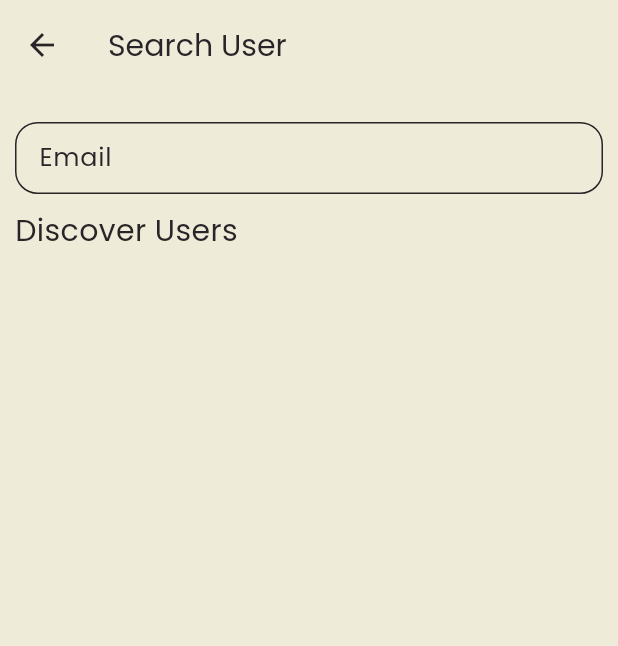
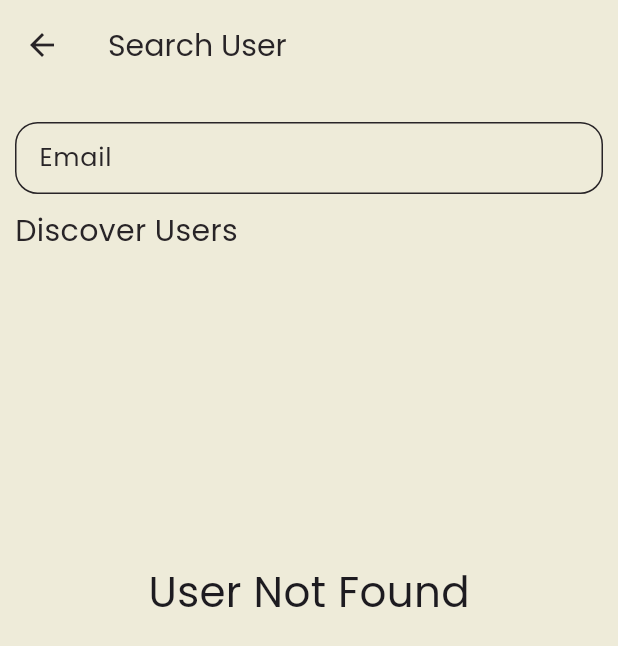
Before and after one commit to kunalchavda63/rt_chat, a Flutter app: the SearchUsers screen opened by its route, on a phone screen of 412 x 824 dp. Shown: the top 646 px of the screen. Run offline on Flutter 3.47's test engine with Material 3 defaults, Android fonts, the phone set to English and light mode, and no system bars; our stand-ins replace cached_network_image, cloud_firestore, firebase_auth, firebase_core, flutter_riverpod, flutter_screenutil and 12 more; accounts and stored records are empty; generated files the repository leaves out were written again.

Commit message:
-- Add Skelenizer Package using in search user screen -- Resolving custom chat card displayed proper

```diff
--- a/lib/core/app_ui/src/widgets/custom_widgets.dart
+++ b/lib/core/app_ui/src/widgets/custom_widgets.dart
@@ -59,6 +59,8 @@ class CustomWidgets {
     double? w,
     Widget? child,
     EdgeInsets? padding,
+    EdgeInsets? margin,
+    BoxConstraints? constraints,
     BorderRadius? borderRadius,
     Border? border,
     BoxShape? boxShape,
@@ -69,10 +71,13 @@ class CustomWidgets {
     BlendMode? blendMode,
     Clip? clip,
     String? path,
+
   }) {
     return CustomContainer(
       h: h,
       w: w,
+      margin: margin,
+      constraints: constraints,
       color: color,
       padding: padding,
       border: border,
--- a/lib/core/app_ui/src/widgets/src/custom_container.dart
+++ b/lib/core/app_ui/src/widgets/src/custom_container.dart
@@ -5,6 +5,8 @@ class CustomContainer extends StatelessWidget {
   final double? w;
   final Widget? child;
   final EdgeInsets? padding;
+  final EdgeInsets? margin;
+  final BoxConstraints? constraints;
   final BorderRadius? borderRadius;
   final Border? border;
   final VoidCallback? onTap;
@@ -15,6 +17,7 @@ class CustomContainer extends StatelessWidget {
   final BlendMode? blendMode;
   final Clip? clipBehaviour;
   final String? path;
+
 
   const CustomContainer({
     super.key,
@@ -32,6 +35,8 @@ class CustomContainer extends StatelessWidget {
     this.blendMode,
     this.clipBehaviour,
     this.path,
+    this.constraints,
+    this.margin
   });
 
   @override
@@ -43,6 +48,8 @@ class CustomContainer extends StatelessWidget {
         width: w,
         alignment: alignment,
         padding: padding,
+        margin: margin,
+        constraints: constraints,
         decoration: BoxDecoration(
           backgroundBlendMode: blendMode,
           image:
--- a/lib/core/services/navigation/src/app_router.dart
+++ b/lib/core/services/navigation/src/app_router.dart
@@ -3,7 +3,6 @@
 
 
 
-import 'package:firebase_auth/firebase_auth.dart';
 import 'package:rt_chat/core/models/src/user_model/user_model.dart';
 import 'package:rt_chat/features/screens/chat_room/chat_room_screen.dart';
 
--- a/lib/features/screens/search_users.dart
+++ b/lib/features/screens/search_users.dart
@@ -1,7 +1,9 @@
+import 'package:flutter/material.dart';
 import 'package:flutter_riverpod/flutter_riverpod.dart';
 import 'package:rt_chat/core/services/navigation/router.dart';
 import 'package:rt_chat/core/utilities/utils.dart';
 import 'package:rt_chat/features/screens/provider/provider.dart';
+import 'package:skeletonizer/skeletonizer.dart';
 
 class SearchUsers extends ConsumerStatefulWidget {
   const SearchUsers({super.key});
@@ -13,42 +15,39 @@ class SearchUsers extends ConsumerStatefulWidget {
 class _SearchUsersState extends ConsumerState<SearchUsers> {
   late Size size;
   late ThemeData theme;
+
+  final TextEditingController _searchController = TextEditingController();
+  final FocusNode _searchFocus = FocusNode();
+
+  final style = BaseStyle.s17w400
+      .c(AppColors.hex2824)
+      .family(FontFamily.poppins)
+      .line(0.9);
+
   @override
   void initState() {
     super.initState();
 
-    // Initial fetch
     Future.microtask(() {
       ref.read(searchUserProvider.notifier).fetchAllUsers();
     });
 
-    // Search input listener
     _searchController.addListener(() {
       final query = _searchController.text.trim();
-
       if (query.isEmpty) {
-        // 👇 Fetch all users if input is empty
         ref.read(searchUserProvider.notifier).fetchAllUsers();
       } else {
-        // 👇 Search users
         ref.read(searchUserProvider.notifier).searchUsers(query);
       }
     });
   }
+
   @override
   void didChangeDependencies() {
     super.didChangeDependencies();
     theme = Theme.of(context);
     size = MediaQuery.of(context).size;
-
   }
-
-  final TextEditingController _searchController = TextEditingController();
-  final FocusNode _searchFocus = FocusNode();
-  final style = BaseStyle.s17w400
-      .c(AppColors.hex2824)
-      .family(FontFamily.poppins)
-      .line(0.9);
 
   @override
   Widget build(BuildContext context) {
@@ -70,7 +69,7 @@ class _SearchUsersState extends ConsumerState<SearchUsers> {
               textAlign: TextAlign.left,
               style: BaseStyle.s20w400.c(theme.primaryColor),
             ),
-            Spacer(),
+            const Spacer(),
           ],
         ),
       ),
@@ -87,8 +86,8 @@ class _SearchUsersState extends ConsumerState<SearchUsers> {
             label: AppStrings.email,
             style: style.c(theme.primaryColor),
             labelStyle: style.c(theme.primaryColor),
-            border: OutlinedInputBorder(
-              borderSide: BorderSide(color:theme.primaryColor),
+            border: OutlineInputBorder(
+              borderSide: BorderSide(color: theme.primaryColor),
               borderRadius: BorderRadius.circular(15),
             ),
           ).padH(10).padBottom(10.r).padTop(21.r),
@@ -97,36 +96,96 @@ class _SearchUsersState extends ConsumerState<SearchUsers> {
             data: AppStrings.discoverUsers,
             style: BaseStyle.s20w400.c(theme.primaryColor),
           ).padLeft(10),
+
           searchState.when(
-            data:
-                (userList) => Expanded(
+            data: (userList) =>(userList.isEmpty) ? Center(
+              child: CustomWidgets.customText(
+                data: 'User Not Found',
+                style: BaseStyle.s28w400
+                  .w(400)
+              ).padTop(size.height/4),
+            ): Expanded(
               child: ListView.builder(
                 padding: EdgeInsets.zero,
                 itemCount: userList.length,
                 itemBuilder: (context, index) {
                   final user = userList[index];
-                      // ✅ Pagination trigger
+
                   if (index == userList.length - 1) {
-                        ref
-                            .read(searchUserProvider.notifier)
-                            .searchUsers(
+                    ref.read(searchUserProvider.notifier).searchUsers(
                       _searchController.text.trim(),
                       isNewSearch: false,
                     );
                   }
 
-                      return InkWell(
-                        onTap: (){
-                          context.push(RoutesEnum.chatRoomScreen.path,extra: user);
+                  return CustomWidgets.customAnimationWrapper(
+                    duration: Duration(milliseconds: 800),
+                    curve: Curves.decelerate,
+                    animationType: AnimationType.fade,
+                    child: InkWell(
+                      onTap: () {
+                        context.push(RoutesEnum.chatRoomScreen.path, extra: user);
                       },
-                        child: CustomWidgets.customChatCard(
-
-                            user: user).padH(20.r).padV(10.r),
+                      child: CustomWidgets.customChatCard(user: user)
+                          .padH(20.r)
+                          .padV(10.r),
+                    ),
                   );
                 },
               ),
             ),
-            loading: () => Center(child: CircularProgressIndicator()),
+            loading: () => Expanded(
+              child: Skeletonizer(
+                enabled: false,
+                child: ListView.builder(
+                  itemCount: 6,
+                  padding: EdgeInsets.zero,
+                  itemBuilder: (context, index) => Padding(
+                    padding: const EdgeInsets.symmetric(horizontal: 20, vertical: 10),
+                    child: Row(
+                      children: [
+                        Container(
+                          width: 50,
+                          height: 50,
+                          decoration: BoxDecoration(
+                            shape: BoxShape.circle,
+                            color: Colors.grey.shade300,
+                          ),
+                        ),
+                        const SizedBox(width: 16),
+                        // Skeleton text lines
+                        Expanded(
+                          child: Column(
+                            crossAxisAlignment: CrossAxisAlignment.start,
+                            children: [
+                              Container(
+                                height: 12,
+                                width: double.infinity,
+                                decoration: BoxDecoration(
+                                  color: Colors.grey.shade300,
+                                  borderRadius: BorderRadius.circular(8),
+                                ),
+                              ),
+                              const SizedBox(height: 8),
+                              Container(
+                                height: 12,
+                                width: 100,
+                                decoration: BoxDecoration(
+                                  color: Colors.grey.shade300,
+                                  borderRadius: BorderRadius.circular(8),
+                                ),
+                              ),
+                            ],
+                          ),
+                        ),
+                      ],
+                    ),
+                  ),
+                ),
+              ),
+            ),
+
+
             error: (e, _) => Text('Error: $e'),
           ),
         ],
```
Also changed, not shown: lib/core/app_ui/src/widgets/src/custom_chat_card.dart (+6 -2 lines), lib/features/screens/chat_room/chat_room_screen.dart (+12 -13 lines), 2 other files. Lines whose indentation alone changed are shown as unchanged.
